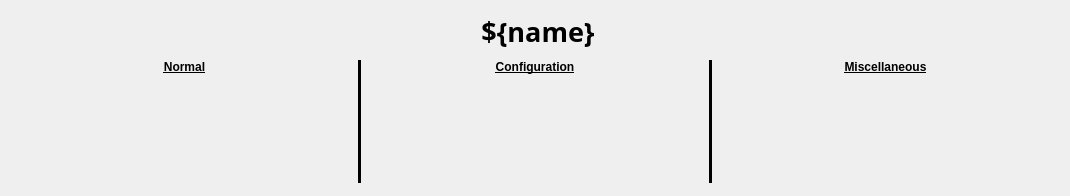
First picture: the form in typhos/ui/engineering_screen.ui, repository pcdshub/typhos, before the edit.
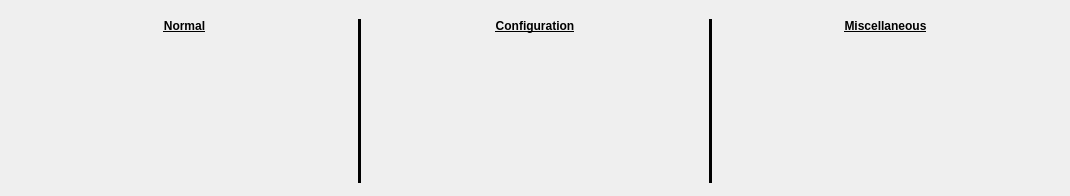
Second picture: the form after the edit. Custom widgets are drawn as their Qt base class.

Commit message: MNT: update all templates to use the new title widget

Diff of the .ui file:
```diff
--- a/typhos/ui/engineering_screen.ui
+++ b/typhos/ui/engineering_screen.ui
@@ -21,58 +21,11 @@
   </property>
   <layout class="QVBoxLayout" name="verticalLayout">
    <item>
-    <layout class="QHBoxLayout" name="button_layout" stretch="1,0">
-     <property name="spacing">
-      <number>2</number>
+    <widget class="TyphosDisplayTitle" name="TyphosDisplayTitle">
+     <property name="toolTip">
+      <string/>
      </property>
-     <property name="leftMargin">
-      <number>10</number>
-     </property>
-     <property name="topMargin">
-      <number>2</number>
-     </property>
-     <property name="rightMargin">
-      <number>2</number>
-     </property>
-     <property name="bottomMargin">
-      <number>2</number>
-     </property>
-     <item alignment="Qt::AlignHCenter|Qt::AlignVCenter">
-      <widget class="QLabel" name="name_label">
-       <property name="sizePolicy">
-        <sizepolicy hsizetype="Preferred" vsizetype="Preferred">
-         <horstretch>0</horstretch>
-         <verstretch>0</verstretch>
-        </sizepolicy>
-       </property>
-       <property name="font">
-        <font>
-         <family>Sans Serif</family>
-         <pointsize>20</pointsize>
-         <weight>75</weight>
-         <bold>true</bold>
-         <kerning>true</kerning>
-        </font>
-       </property>
-       <property name="text">
-        <string>${name}</string>
-       </property>
-       <property name="scaledContents">
-        <bool>false</bool>
-       </property>
-       <property name="alignment">
-        <set>Qt::AlignCenter</set>
-       </property>
-      </widget>
-     </item>
-     <item>
-      <widget class="TyphosDisplaySwitcher" name="TyphosDisplaySwitcher">
-       <property name="toolTip">
-        <string/>
-       </property>
-      </widget>
-     </item>
-    </layout>
+    </widget>
    </item>
    <item>
     <layout class="QHBoxLayout" name="signal_layout" stretch="1,0,1,0,1">
@@ -293,16 +246,16 @@
   </layout>
  </widget>
  <customwidgets>
-  <customwidget>
-   <class>TyphosDisplaySwitcher</class>
-   <extends>QFrame</extends>
-   <header>typhos.display</header>
-  </customwidget>
   <customwidget>
    <class>TyphosSignalPanel</class>
    <extends>QWidget</extends>
    <header>typhos.signal</header>
   </customwidget>
+  <customwidget>
+   <class>TyphosDisplayTitle</class>
+   <extends>QFrame</extends>
+   <header>typhos.display</header>
+  </customwidget>
  </customwidgets>
  <resources/>
  <connections/>
```
The commit also changes 4 other files.
